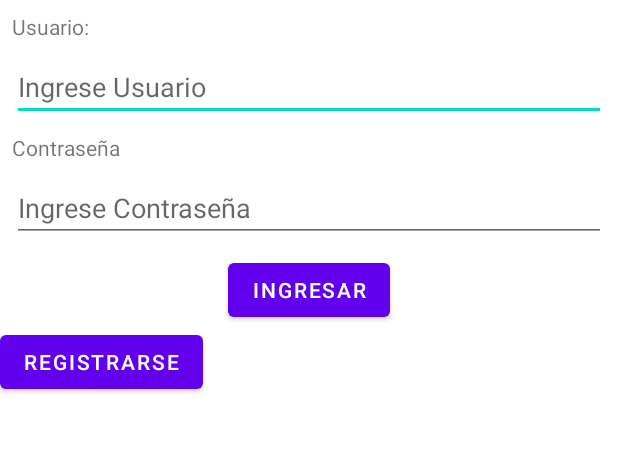
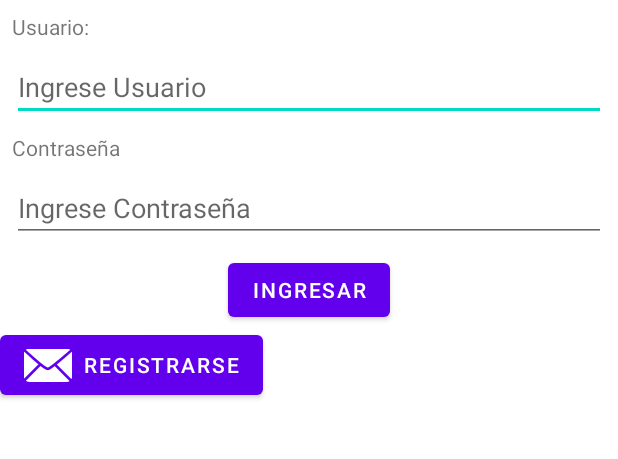
Before and after one commit to HenrryCordovillo/AVGH_Movil, an Android app: the screen it shows after launch (MainActivity), on a phone screen of 412 x 824 dp, the part 422-881 px from its top. Run offline under Robolectric (Android 15) with nearby library versions, the light colour scheme and no system bars.

Commit message:
Icon en Registrar

```diff
--- a/app/src/main/res/layout/activity_main.xml
+++ b/app/src/main/res/layout/activity_main.xml
@@ -96,6 +96,7 @@
         android:layout_width="wrap_content"
         android:layout_height="wrap_content"
         android:text="@string/buttonRegistrarse"
+        app:icon="@android:drawable/ic_dialog_email"
         app:layout_constraintStart_toStartOf="parent"
         app:layout_constraintTop_toBottomOf="@+id/buttonIngresar" />
 
```
